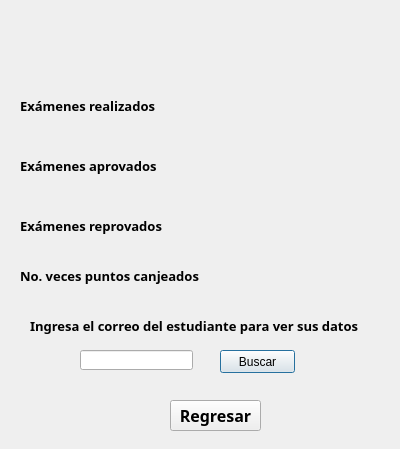
The window that GUI/DatEstudiante.ui (Jsantist/newMasterEducation) describes before a commit, drawn with Qt 5.
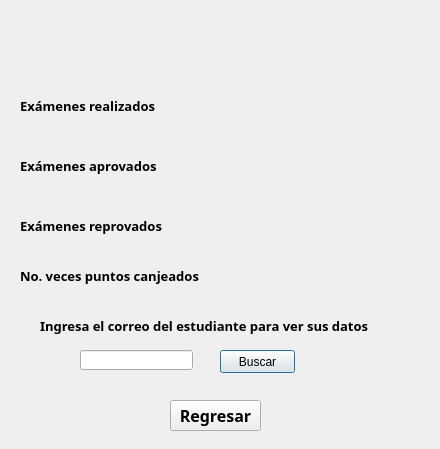
The same window after the commit.

```diff
--- a/GUI/DatEstudiante.ui
+++ b/GUI/DatEstudiante.ui
@@ -6,7 +6,7 @@
    <rect>
     <x>0</x>
     <y>0</y>
-    <width>400</width>
+    <width>440</width>
     <height>449</height>
    </rect>
   </property>
@@ -60,7 +60,7 @@
   <widget class="QLabel" name="label_10">
    <property name="geometry">
     <rect>
-     <x>30</x>
+     <x>40</x>
      <y>310</y>
      <width>331</width>
      <height>31</height>
```
Left out of the diff: 2 changed lines with no effect on the pictures.
